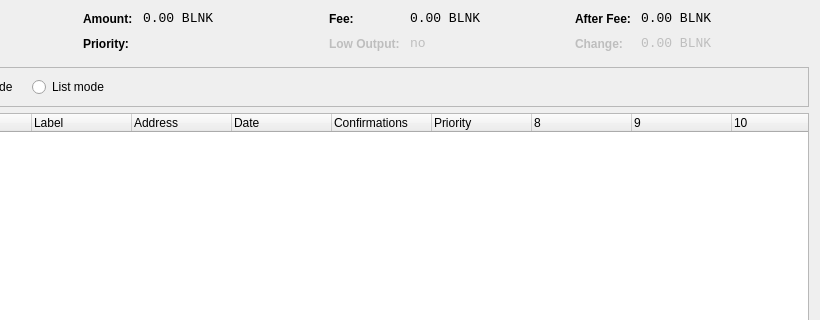
Qt form src/qt/forms/coincontroldialog.ui (CashCow-Project/cashcow-cpow) before a commit; both pictures show x 180 to 1000 and y 0 to 320 of the 1000 by 500 pixel window.
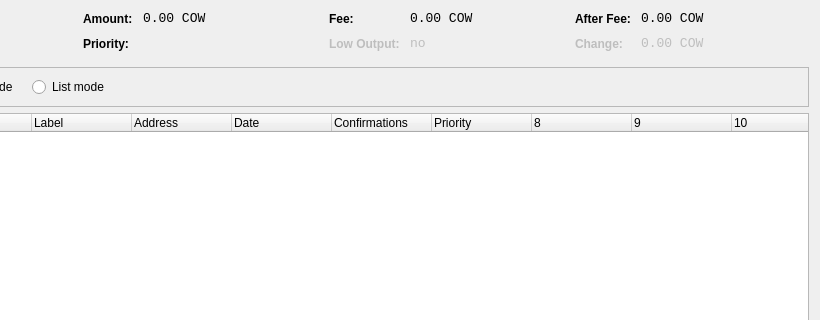
The same form after that commit. Custom widgets are drawn as their Qt base class.

```diff
--- a/src/qt/forms/coincontroldialog.ui
+++ b/src/qt/forms/coincontroldialog.ui
@@ -141,7 +141,7 @@
           <enum>Qt::ActionsContextMenu</enum>
          </property>
          <property name="text">
-          <string notr="true">0.00 BLNK</string>
+          <string notr="true">0.00 COW</string>
          </property>
          <property name="textInteractionFlags">
           <set>Qt::LinksAccessibleByMouse|Qt::TextSelectableByKeyboard|Qt::TextSelectableByMouse</set>
@@ -221,7 +221,7 @@
           <enum>Qt::ActionsContextMenu</enum>
          </property>
          <property name="text">
-          <string notr="true">0.00 BLNK</string>
+          <string notr="true">0.00 COW</string>
          </property>
          <property name="textInteractionFlags">
           <set>Qt::LinksAccessibleByMouse|Qt::TextSelectableByKeyboard|Qt::TextSelectableByMouse</set>
@@ -307,7 +307,7 @@
           <enum>Qt::ActionsContextMenu</enum>
          </property>
          <property name="text">
-          <string notr="true">0.00 BLNK</string>
+          <string notr="true">0.00 COW</string>
          </property>
          <property name="textInteractionFlags">
           <set>Qt::LinksAccessibleByMouse|Qt::TextSelectableByKeyboard|Qt::TextSelectableByMouse</set>
@@ -345,7 +345,7 @@
           <enum>Qt::ActionsContextMenu</enum>
          </property>
          <property name="text">
-          <string notr="true">0.00 BLNK</string>
+          <string notr="true">0.00 COW</string>
          </property>
          <property name="textInteractionFlags">
           <set>Qt::LinksAccessibleByMouse|Qt::TextSelectableByKeyboard|Qt::TextSelectableByMouse</set>
```
